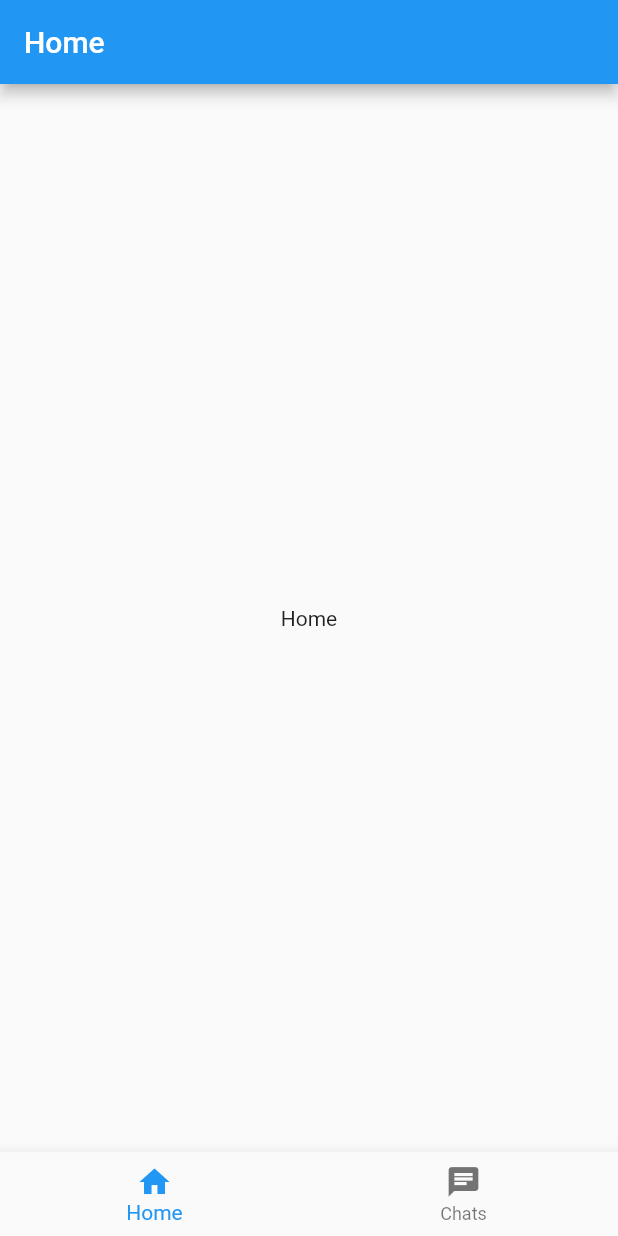
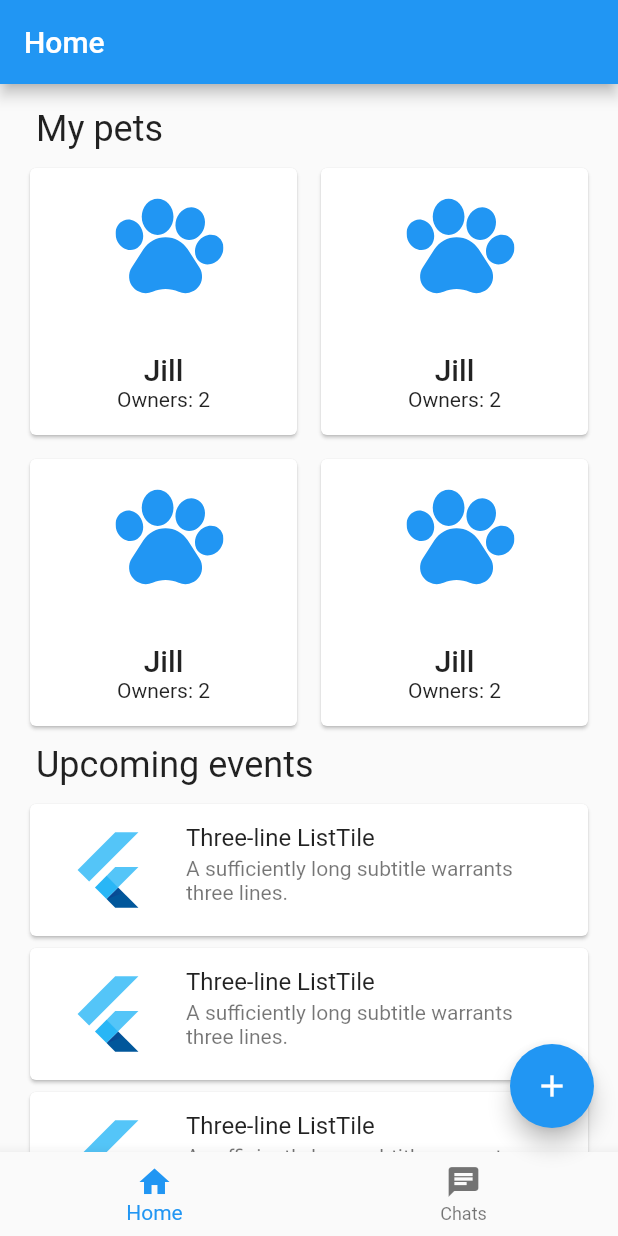
Before and after one commit to badgers-ua/pet-documents-flutter, a Flutter app: the screen it shows after launch, after a tap on "Sign In", on a phone screen of 412 x 824 dp. Run offline on Flutter 3.47's test engine with Material 2 defaults, Android fonts, the phone set to English and light mode, and no system bars; our stand-ins replace firebase_core, firebase_messaging, flutter_svg; accounts and stored records are empty; generated files the repository leaves out were written again.

Commit message:
HomeScreen

```diff
--- a/lib/constants.dart
+++ b/lib/constants.dart
@@ -1,7 +1,7 @@
 class ThemeConstants {
   static final _padding = 16.0;
 
-  static double spacing(int val) {
+  static double spacing(double val) {
     return _padding * val;
   }
 }
--- a/lib/l10n/app_en.arb
+++ b/lib/l10n/app_en.arb
@@ -7,5 +7,15 @@
   "tabs_screen_home_tab_text": "Home",
   "tabs_screen_chats_tab_text": "Chats",
   "home_screen_app_bar_text": "Home",
+  "home_screen_pets_title_text": "My pets",
+  "home_screen_events_title_text": "Upcoming events",
+  "pet_card_widget_subtitle": "Owners: {ownersCount}",
+  "@pet_card_widget_subtitle": {
+    "placeholders": {
+      "ownersCount": {
+        "type": "String"
+      }
+    }
+  },
   "chats_screen_app_bar_text": "Chats"
 }
--- a/lib/l10n/app_uk.arb
+++ b/lib/l10n/app_uk.arb
@@ -7,5 +7,15 @@
   "tabs_screen_home_tab_text": "Головна",
   "tabs_screen_chats_tab_text": "Чати",
   "home_screen_app_bar_text": "Головна",
+  "home_screen_pets_title_text": "Мої улюбленці",
+  "home_screen_events_title_text": "Майбутні події",
+  "pet_card_widget_subtitle": "Влісників: {ownersCount}",
+  "@pet_card_widget_subtitle": {
+    "placeholders": {
+      "ownersCount": {
+        "type": "String"
+      }
+    }
+  },
   "chats_screen_app_bar_text": "Чати"
 }
--- a/lib/main.dart
+++ b/lib/main.dart
@@ -2,6 +2,7 @@ import 'package:firebase_core/firebase_core.dart';
 import 'package:firebase_messaging/firebase_messaging.dart';
 import 'package:flutter/material.dart';
 import 'package:flutter_localizations/flutter_localizations.dart';
+import 'package:pdoc/screens/add_edit_pet_screen.dart';
 import 'package:pdoc/screens/sign_in_screen.dart';
 import 'package:flutter_gen/gen_l10n/app_localizations.dart';
 import 'package:pdoc/screens/tabs_screen.dart';
@@ -31,6 +32,7 @@ class MyApp extends StatelessWidget {
       home: MainScreen(),
       routes: {
         TabsScreen.routeName: (context) => TabsScreen(),
+        AddEditPetScreen.routeName: (context) => AddEditPetScreen(),
       },
     );
   }
--- /dev/null
+++ b/lib/screens/add_edit_pet_screen.dart
@@ -0,0 +1,15 @@
+import 'package:flutter/material.dart';
+
+class AddEditPetScreen extends StatelessWidget {
+  static const routeName = '/pet-create';
+
+  @override
+  Widget build(BuildContext context) {
+    return Scaffold(
+      appBar: AppBar(title: Text("Create pet")),
+      body: Container(
+        child: Text("Create new one"),
+      ),
+    );
+  }
+}
--- /dev/null
+++ b/lib/screens/home_screen.dart
@@ -0,0 +1,49 @@
+import 'package:flutter/material.dart';
+import 'package:pdoc/constants.dart';
+import 'package:pdoc/l10n/l10n.dart';
+import 'package:pdoc/widgets/event_card_widget.dart';
+import 'package:pdoc/widgets/pet_card_widget.dart';
+
+class HomeScreen extends StatelessWidget {
+  @override
+  Widget build(BuildContext context) {
+    return ListView(
+      padding: EdgeInsets.all(ThemeConstants.spacing(1)),
+      children: [
+        Padding(
+          padding: EdgeInsets.only(
+            bottom: ThemeConstants.spacing(0.5),
+            left: ThemeConstants.spacing(0.5),
+          ),
+          child: Text(
+            L10n.of(context).home_screen_pets_title_text,
+            style: Theme.of(context).textTheme.headline5,
+          ),
+        ),
+        GridView.count(
+          shrinkWrap: true,
+          primary: false,
+          crossAxisSpacing: ThemeConstants.spacing(0.5),
+          mainAxisSpacing: ThemeConstants.spacing(0.5),
+          crossAxisCount: 2,
+          children: <Widget>[
+            PetCardWidget(),
+            PetCardWidget(),
+            PetCardWidget(),
+            PetCardWidget(),
+          ],
+        ),
+        Padding(
+          padding: EdgeInsets.all(ThemeConstants.spacing(0.5)),
+          child: Text(
+            L10n.of(context).home_screen_events_title_text,
+            style: Theme.of(context).textTheme.headline5,
+          ),
+        ),
+        EventCardWidget(),
+        EventCardWidget(),
+        EventCardWidget(),
+      ],
+    );
+  }
+}
--- a/lib/screens/sign_in_screen.dart
+++ b/lib/screens/sign_in_screen.dart
@@ -16,7 +16,8 @@ class SignInScreen extends StatelessWidget {
           child: Text(L10n.of(context).sign_in_screen_app_bar_text),
         ),
       ),
-      body: SingleChildScrollView(
+      body: Scrollbar(
+        child: SingleChildScrollView(
           child: SafeArea(
             child: Padding(
               padding: EdgeInsets.all(ThemeConstants.spacing(1)),
@@ -76,6 +77,7 @@ class SignInScreen extends StatelessWidget {
             ),
           ),
         ),
+      ),
     );
   }
 }
--- a/lib/screens/tabs_screen.dart
+++ b/lib/screens/tabs_screen.dart
@@ -1,5 +1,7 @@
 import 'package:flutter/material.dart';
 import 'package:pdoc/l10n/l10n.dart';
+import 'package:pdoc/screens/add_edit_pet_screen.dart';
+import 'package:pdoc/screens/home_screen.dart';
 
 class TabsScreen extends StatefulWidget {
   static const routeName = '/tabs';
@@ -12,9 +14,7 @@ class _TabsScreenState extends State<TabsScreen> {
   int _selectedIndex = 0;
 
   static List<Widget> _widgetOptions = <Widget>[
-    Text(
-      'Home',
-    ),
+    HomeScreen(),
     Text(
       'Chats',
     ),
@@ -41,27 +41,30 @@ class _TabsScreenState extends State<TabsScreen> {
       appBar: AppBar(
         title: _getAppBarTitle(context, _selectedIndex),
       ),
-      body: Center(
+      body: Scrollbar(
         child: _widgetOptions.elementAt(_selectedIndex),
       ),
       bottomNavigationBar: BottomNavigationBar(
         items: [
           BottomNavigationBarItem(
-            label: L10n
-                .of(context)
-                .tabs_screen_home_tab_text,
+            label: L10n.of(context).tabs_screen_home_tab_text,
             icon: Icon(Icons.home),
           ),
           BottomNavigationBarItem(
-            label: L10n
-                .of(context)
-                .tabs_screen_chats_tab_text,
+            label: L10n.of(context).tabs_screen_chats_tab_text,
             icon: Icon(Icons.chat),
           ),
         ],
         currentIndex: _selectedIndex,
         onTap: _onItemTapped,
       ),
+      floatingActionButton: FloatingActionButton(
+        onPressed: () {
+          Navigator.of(context)
+              .pushNamed(AddEditPetScreen.routeName);
+        },
+        child: Icon(Icons.add),
+      ),
     );
   }
 }
--- /dev/null
+++ b/lib/widgets/event_card_widget.dart
@@ -0,0 +1,22 @@
+import 'package:flutter/material.dart';
+
+class EventCardWidget extends StatelessWidget {
+  @override
+  Widget build(BuildContext context) {
+    return Card(
+      child:  InkWell(
+        onTap: () {
+          print('Card tapped.');
+        },
+        child: ListTile(
+          leading: FlutterLogo(size: 72.0),
+          title: Text('Three-line ListTile'),
+          subtitle: Text(
+              'A sufficiently long subtitle warrants three lines.'
+          ),
+          isThreeLine: true,
+        ),
+      ),
+    );
+  }
+}
--- /dev/null
+++ b/lib/widgets/pet_card_widget.dart
@@ -0,0 +1,37 @@
+import 'package:flutter/material.dart';
+import 'package:flutter_svg/svg.dart';
+import 'package:pdoc/constants.dart';
+import 'package:pdoc/l10n/l10n.dart';
+
+class PetCardWidget extends StatelessWidget {
+  @override
+  Widget build(BuildContext context) {
+    return Card(
+      child:  InkWell(
+        onTap: () {
+          print('Card tapped.');
+        },
+        child: Container(
+          padding: EdgeInsets.all(ThemeConstants.spacing(1)),
+          child: Column(
+            children: [
+              Padding(
+                padding: const EdgeInsets.only(left: 8),
+                child: SvgPicture.asset(
+                  'assets/images/paw.svg',
+                  color: Theme.of(context).accentColor,
+                  // TODO: Responsive
+                  width: 72,
+                  height: 72,
+                ),
+              ),
+              Spacer(),
+              Text("Jill", style: Theme.of(context).textTheme.headline6),
+              Text(L10n.of(context).pet_card_widget_subtitle("2")),
+            ],
+          ),
+        ),
+      ),
+    );
+  }
+}
--- a/pubspec.yaml
+++ b/pubspec.yaml
@@ -54,6 +54,7 @@ flutter:
   # To add assets to your application, add an assets section, like this:
   assets:
     - assets/images/circle-paw.svg
+    - assets/images/paw.svg
 
   # An image asset can refer to one or more resolution-specific "variants", see
   # https://flutter.dev/assets-and-images/#resolution-aware.
```
Also changed, not shown: assets/images/add-user.svg (added), assets/images/cat.svg (added), assets/images/delete-user.svg (added), assets/images/dog.svg (added), assets/images/gender.svg (added), assets/images/paw.svg (added). Lines whose indentation alone changed are shown as unchanged.
